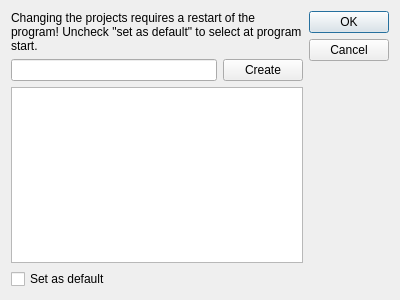
The window that ui/ProjectSelection.ui (MonroeQuantumNetworks/IonControl) describes before a commit, drawn with Qt 5.
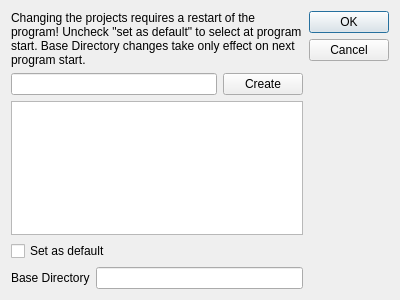
The same window after the commit.

Commit message: make Projects Base dir configurable from the gui

Diff of the .ui file:
```diff
--- a/ui/ProjectSelection.ui
+++ b/ui/ProjectSelection.ui
@@ -13,13 +13,13 @@
   <property name="windowTitle">
    <string>Project Selection</string>
   </property>
-  <layout class="QHBoxLayout" name="horizontalLayout_2">
+  <layout class="QHBoxLayout" name="horizontalLayout_3">
    <item>
     <layout class="QVBoxLayout" name="verticalLayout">
      <item>
       <widget class="QLabel" name="warningLabel">
        <property name="text">
-        <string>Changing the projects requires a restart of the program! Uncheck &quot;set as default&quot; to select at program start.</string>
+        <string>Changing the projects requires a restart of the program! Uncheck &quot;set as default&quot; to select at program start. Base Directory changes take only effect on next program start.</string>
        </property>
        <property name="wordWrap">
         <bool>true</bool>
@@ -50,6 +50,20 @@
        </property>
       </widget>
      </item>
+     <item>
+      <layout class="QHBoxLayout" name="horizontalLayout_2">
+       <item>
+        <widget class="QLabel" name="label">
+         <property name="text">
+          <string>Base Directory</string>
+         </property>
+        </widget>
+       </item>
+       <item>
+        <widget class="QLineEdit" name="baseDirectoryEdit"/>
+       </item>
+      </layout>
+     </item>
     </layout>
    </item>
    <item>
```
The commit also changes 3 other files.
